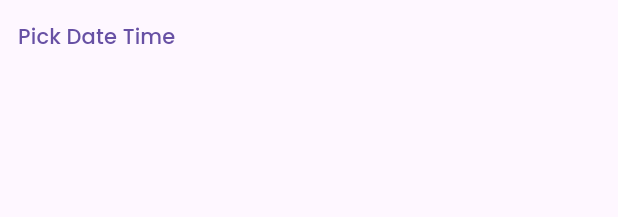
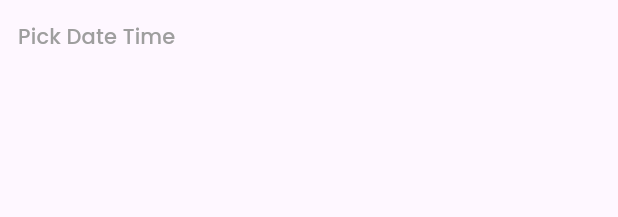
Before and after one commit to Antony-Maxwell/travel_mate, a Flutter app: the DatePickerTxt widget shown alone on an empty page, opened directly, on a phone screen of 412 x 824 dp. Shown: the top 217 px of the screen. Run offline on Flutter 3.47's test engine with Material 3 defaults, Android fonts, the phone set to English and light mode, and no system bars; our stand-ins replace carousel_slider, curved_navigation_bar, email_validator, flutter_datetime_picker_plus, flutter_local_notifications, flutter_rating_bar and 17 more; accounts and stored records are empty; project files that could hold a hidden picture were left out.

Commit message:
Changed the color

```diff
--- a/lib/screens/bottom_menu_screens/saved_location.dart
+++ b/lib/screens/bottom_menu_screens/saved_location.dart
@@ -267,6 +267,9 @@ class _DatePickerTxtState extends State<DatePickerTxt> {
               onChanged: (date) => scheduleTime = date,
               onConfirm: (date) {});
         },
-        child: Text('Pick Date Time'));
+        child: Text('Pick Date Time',
+        style: TextStyle(
+          color: Colors.grey,
+        ),));
   }
 }
```
